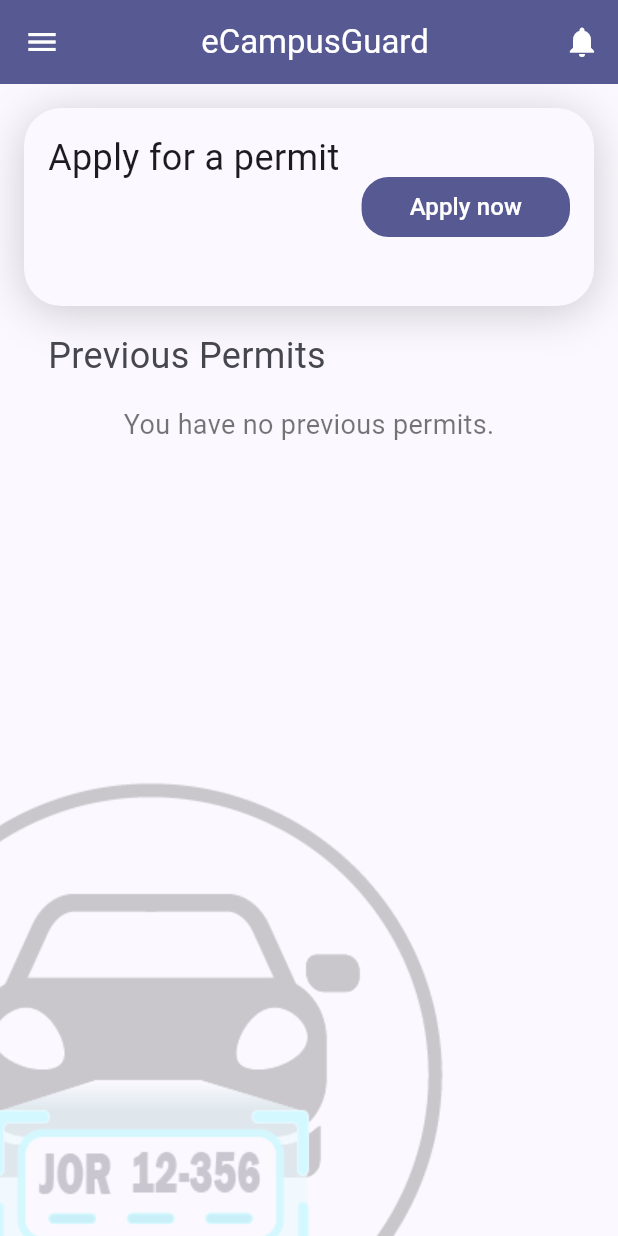
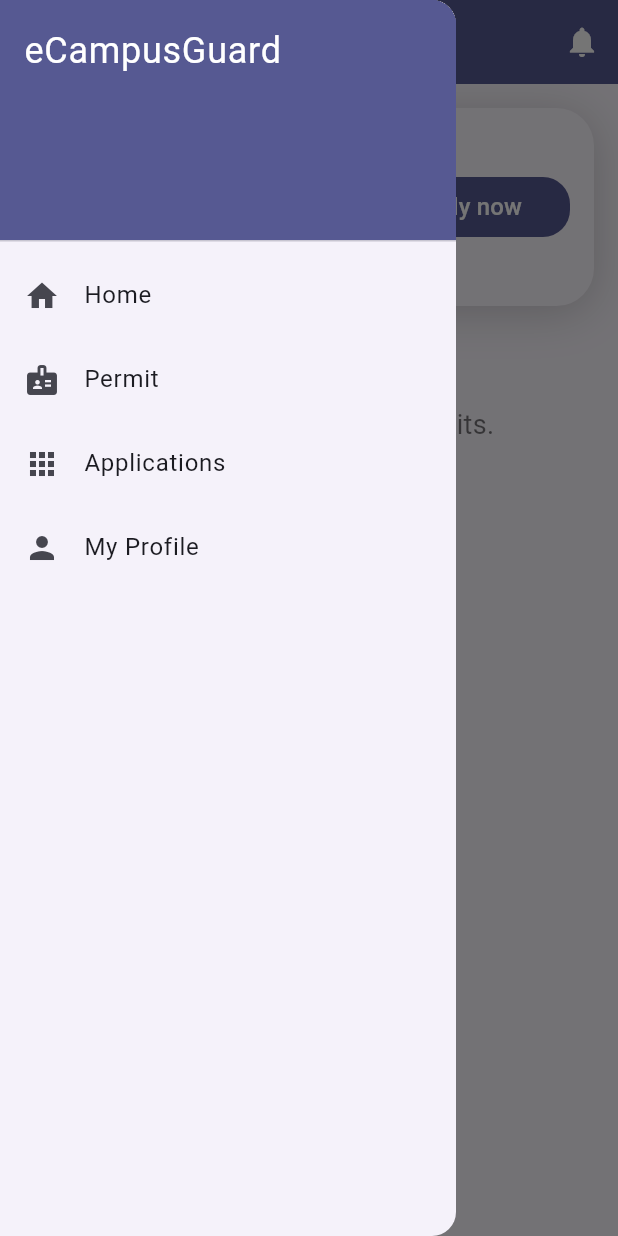
Before and after one commit to mshah21202/ecampusguard, a Flutter app: the HomeView screen opened directly, after a tap on the "menu" icon, on a phone screen of 412 x 824 dp. Run offline on Flutter 3.47's test engine with Material 3 defaults, Android fonts, the light colour scheme and no system bars; our stand-ins replace bloc, equatable, flutter_bloc, get_it, go_router, url_strategy; missing offline and left inert: dart:js, ecampusguardapi.

Commit message:
Home (wip)

```diff
--- a/lib/features/home/view/home_view.dart
+++ b/lib/features/home/view/home_view.dart
@@ -15,7 +15,10 @@ import 'package:flutter/cupertino.dart';
     Widget build(BuildContext context) {
       final theme = Theme.of(context);
       final cubit = context.read<HomeCubit>();
+      final GlobalKey<ScaffoldState> scaffoldKey = GlobalKey<ScaffoldState>();
       return Scaffold(
+        key: scaffoldKey,
+
         backgroundColor:theme.colorScheme.background,
         appBar: AppBar(
           title: const Center(
@@ -29,7 +32,7 @@ import 'package:flutter/cupertino.dart';
             icon: const Icon(Icons.menu),
             color:theme.colorScheme.onPrimary,
             onPressed: () {
-              // do smth
+              scaffoldKey.currentState?.openDrawer();
             },
           ),
           actions: [
@@ -42,13 +45,71 @@ import 'package:flutter/cupertino.dart';
             ),
           ],
         ),
+
+        drawer: Drawer(
+          child: ListView(
+            padding: EdgeInsets.zero,
+            children: <Widget>[
+              DrawerHeader(
+                decoration: BoxDecoration(
+                  color: theme.colorScheme.primary,
+                ),
+                child: Text(
+                  'eCampusGuard',
+                  style: TextStyle(
+                    color: theme.colorScheme.onPrimary,
+                    fontSize: 24,
+                  ),
+                ),
+              ),
+              ListTile(
+                leading: const Icon(Icons.home),
+                title: const Text('Home'),
+                onTap: () {
+                  // Update the state of the app
+                  // ...
+                  // Then close the drawer
+                  Navigator.pop(context);
+                },
+              ),
+              ListTile(
+                leading: const Icon(Icons.badge),
+                title: const Text('Permit'),
+                onTap: () {
+                  // Update the state of the app
+                  // ...
+                  // Then close the drawer
+                  Navigator.pop(context);
+                },
+              ),
+              ListTile(
+                leading: const Icon(Icons.apps),
+                title: const Text('Applications'),
+                onTap: () {
+                  // Update the state of the app
+                  // ...
+                  // Then close the drawer
+                  Navigator.pop(context);
+                },
+              ),
+              ListTile(
+                leading: const Icon(Icons.person),
+                title: const Text('My Profile'),
+                onTap: () {
+                  // Update the state of the app
+                  // ...
+                  // Then close the drawer
+                  Navigator.pop(context);
+                },
+              ),
+            ],
+          ),
+        ),
+
         body:
-
         Stack(
 
           children: [
-
-
             BlocBuilder<HomeCubit, HomeState>(
               builder: (context, state) {
                 if (state is HomeInitial) {
@@ -162,7 +223,6 @@ import 'package:flutter/cupertino.dart';
 
   Widget _buildPreviousPermitsList(BuildContext context,List<dynamic> permits) {
     final theme = Theme.of(context);
-
     //Student has no previous permit
     if (permits.isEmpty) {
 
```
